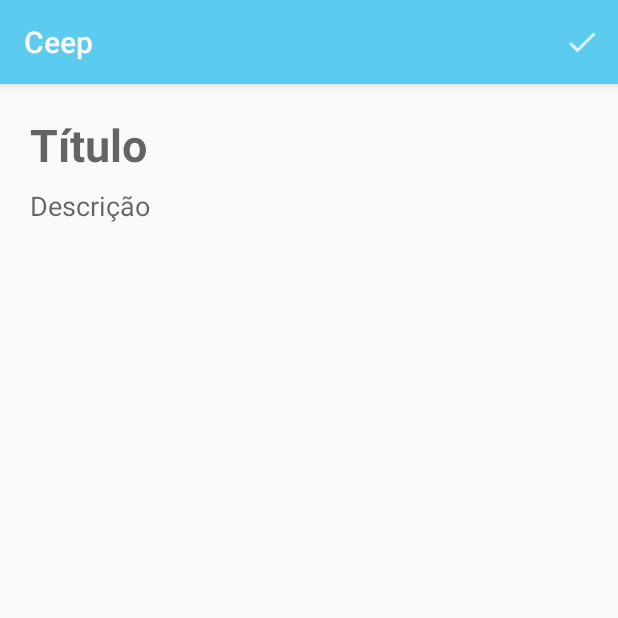
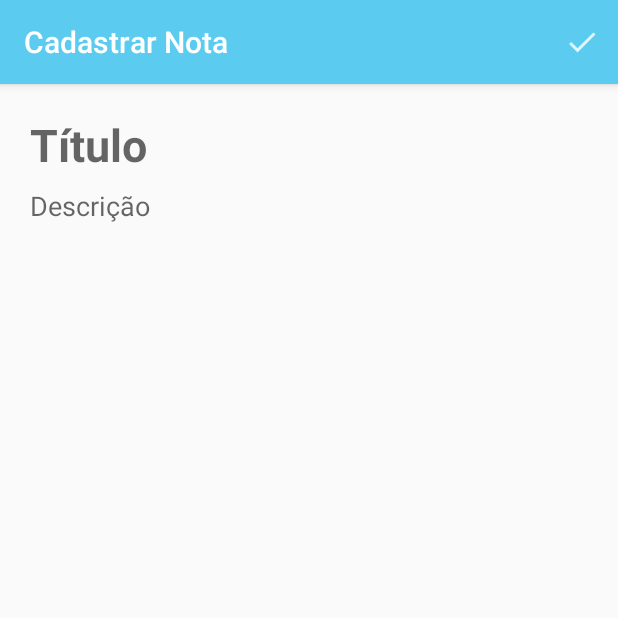
Before and after one commit to rdiego26/android-notes, an Android app: the screen it shows after launch (FormNoteActivity), after a tap on "Inserir uma nota", on a phone screen of 412 x 824 dp, the top half of it. Run offline under Robolectric (Android 15) with nearby library versions, the phone set to English and light mode, and no system bars.

Commit message:
SET titles by context

```diff
--- a/app/src/main/java/me/diegoramos/ceep/ui/FormNoteActivity.kt
+++ b/app/src/main/java/me/diegoramos/ceep/ui/FormNoteActivity.kt
@@ -25,6 +25,7 @@ class FormNoteActivity : AppCompatActivity() {
     override fun onCreate(savedInstanceState: Bundle?) {
         super.onCreate(savedInstanceState)
         setContentView(R.layout.form_note_activity)
+        setTitle(R.string.note_register_app_bar_title)
 
         handleFormMode()
         handleReceivedData()
@@ -36,6 +37,7 @@ class FormNoteActivity : AppCompatActivity() {
 
     private fun handleReceivedData() {
         if (isEditMode) {
+            setTitle(R.string.note_change_app_bar_title)
             val receivedData = intent
             receivedNote =
                 receivedData.getSerializableExtra(Constants.NOTE_EXTRA_NAME) as Note
--- a/app/src/main/java/me/diegoramos/ceep/ui/ListNotesActivity.kt
+++ b/app/src/main/java/me/diegoramos/ceep/ui/ListNotesActivity.kt
@@ -20,6 +20,7 @@ class ListNotesActivity : AppCompatActivity(), OnItemClickListener {
     override fun onCreate(savedInstanceState: Bundle?) {
         super.onCreate(savedInstanceState)
         setContentView(R.layout.list_notes_activity)
+        setTitle(R.string.notes_list_app_bar_title)
 
         configureRecyclerView()
         configureLinkToForm()
--- a/app/src/main/res/values/strings.xml
+++ b/app/src/main/res/values/strings.xml
@@ -1,5 +1,8 @@
 <resources>
     <string name="app_name">Ceep</string>
+    <string name="notes_list_app_bar_title">Notas</string>
+    <string name="note_register_app_bar_title">Cadastrar Nota</string>
+    <string name="note_change_app_bar_title">Atualizar Nota</string>
     <string name="operation_canceled">Operação cancelada pelo usuário</string>
     <string name="list_notes_activity_footer_new_note">Inserir uma nota</string>
     <string name="form_note_title_hint">Título</string>
```
Also changed, not shown: 1 other file.
